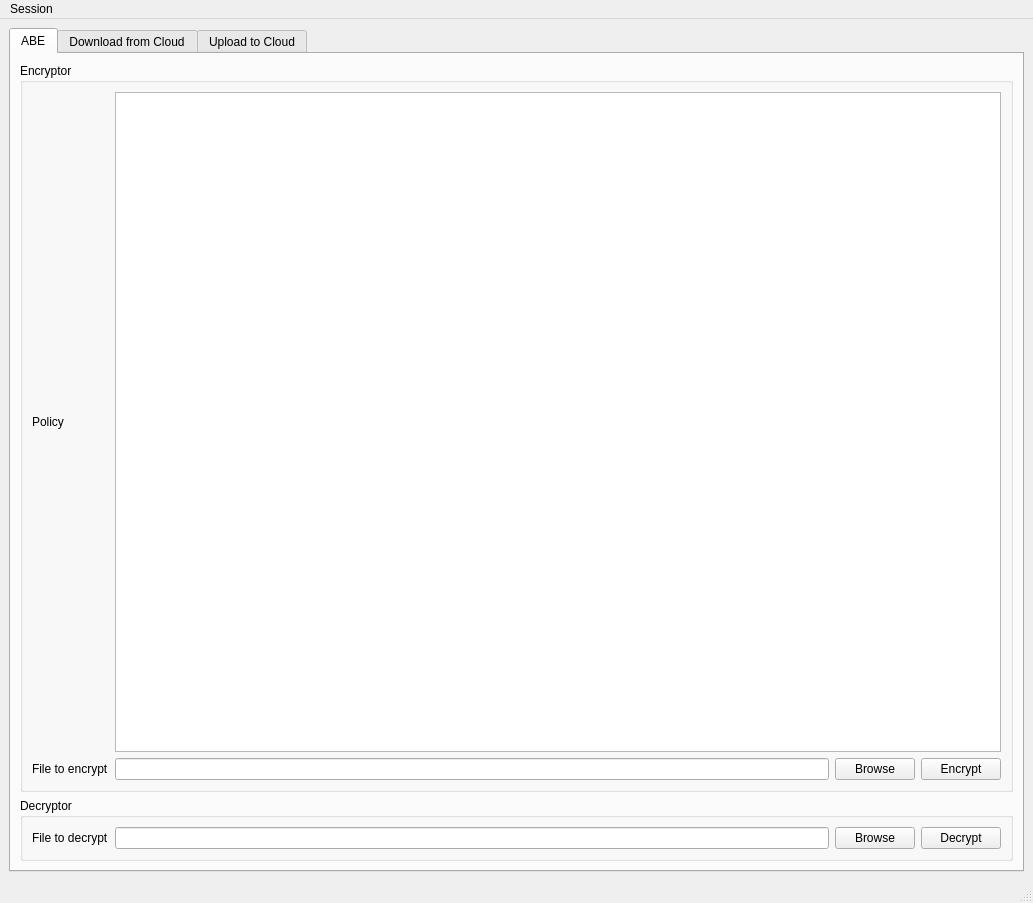
This is client/ui/main.ui in lemauanhphong/Ciphertext-Policy-Attribute-Based-Encryption-On-Cloud-Based-Electronic-Health-Record-Storage as Qt 5 draws it before an edit. The edited form follows.
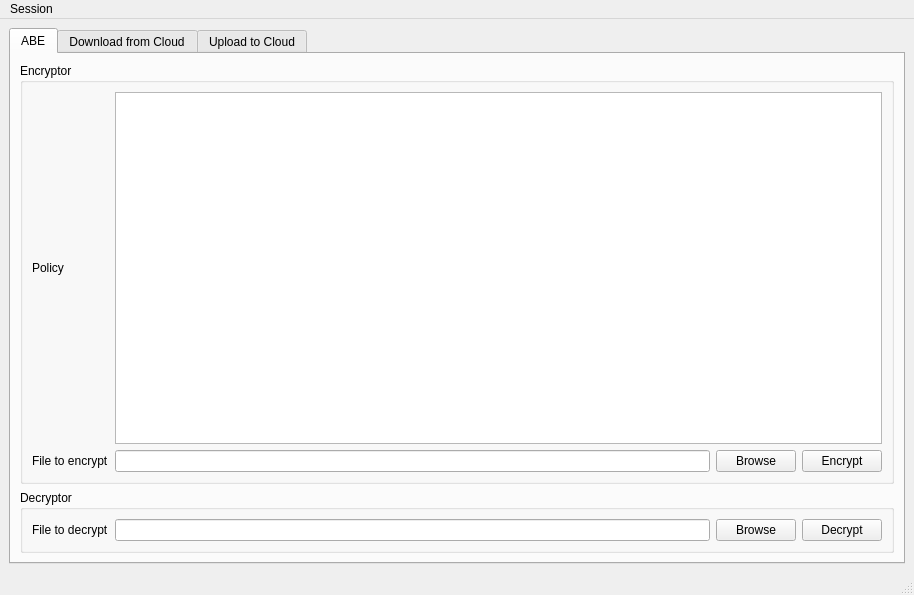
This is the edited form.

Patch:
```diff
--- a/client/ui/main.ui
+++ b/client/ui/main.ui
@@ -6,8 +6,8 @@
    <rect>
     <x>0</x>
     <y>0</y>
-    <width>1033</width>
-    <height>903</height>
+    <width>914</width>
+    <height>595</height>
    </rect>
   </property>
   <property name="windowTitle">
@@ -264,7 +264,7 @@
     <rect>
      <x>0</x>
      <y>0</y>
-     <width>1033</width>
+     <width>914</width>
      <height>24</height>
     </rect>
    </property>
```
Left out of the diff: 7 changed lines with no effect on the pictures.
